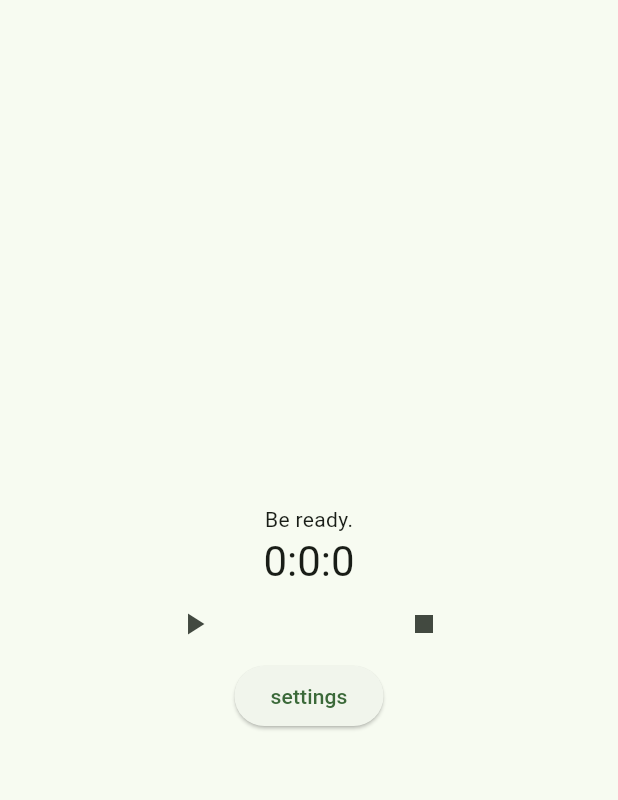
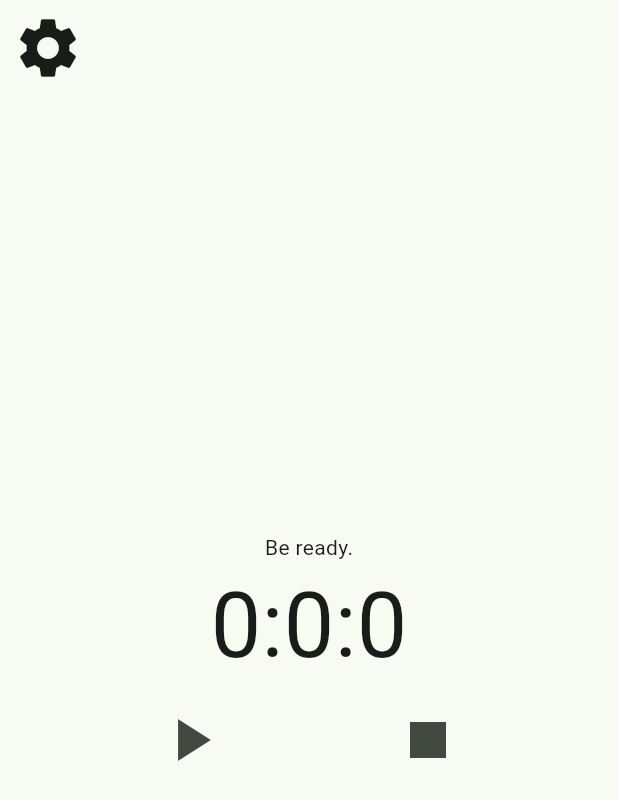
Before and after one commit to bbaransahin/hourglass, a Flutter app: the screen it shows after launch, on a phone screen of 412 x 824 dp. Shown: the top 800 px of the screen. Run offline on Flutter 3.47's test engine with Material 3 defaults, Android fonts, the phone set to English and light mode, and no system bars; our stand-ins replace firebase_core; accounts and stored records are empty.

Commit message:
updated the location and type of settings button

```diff
--- a/hourglass/lib/main.dart
+++ b/hourglass/lib/main.dart
@@ -43,7 +43,7 @@ class _MyHomePageState extends State<MyHomePage> {
   Timer? matimer;
   bool isTicking = false;
   String status = "Be ready.";
-  Icon playButtonIcon = Icon(Icons.play_arrow);
+  Icon playButtonIcon = Icon(Icons.play_arrow, size: 48.0);
 
   void settingsButtonPressed() {
     Navigator.push(context, MaterialPageRoute(builder: (context) => SettingsPage()),);
@@ -75,7 +75,7 @@ class _MyHomePageState extends State<MyHomePage> {
                 _seconds = 0;
             }
             status = "Stay focused!";
-            playButtonIcon = Icon(Icons.pause);
+            playButtonIcon = Icon(Icons.pause, size: 48.0);
         });
         matimer = Timer.periodic(Duration(seconds: 1), (_) => setCountDown());
         isTicking = true;
@@ -87,7 +87,7 @@ class _MyHomePageState extends State<MyHomePage> {
         setState(() => matimer?.cancel());
         isTicking = false;
         status = "Well done!";
-        playButtonIcon = Icon(Icons.play_arrow);
+        playButtonIcon = Icon(Icons.play_arrow, size: 48.0);
     }
   }
 
@@ -114,6 +114,13 @@ class _MyHomePageState extends State<MyHomePage> {
   @override
   Widget build(BuildContext context) {
     return Scaffold(
+      appBar: AppBar(
+        leading:
+            IconButton(
+                icon: Icon(Icons.settings, size:48.0),
+                onPressed: settingsButtonPressed,
+            ),
+      ),
       body: Center(
         child: Column(
           mainAxisAlignment: MainAxisAlignment.center,
@@ -123,7 +130,9 @@ class _MyHomePageState extends State<MyHomePage> {
             ),
             Text(
               '$_hours:$_minutes:$_seconds',
-              style: Theme.of(context).textTheme.headlineMedium,
+              style: TextStyle(
+                fontSize: 60.0,
+              ),
             ),
             Row(
             mainAxisAlignment: MainAxisAlignment.spaceEvenly,
@@ -134,13 +143,9 @@ class _MyHomePageState extends State<MyHomePage> {
                 ),
                 IconButton(
                     onPressed: _resetTimer,
-                    icon: Icon(Icons.stop),
+                    icon: Icon(Icons.stop, size: 48.0),
                 ),
                 ],
-            ),
-            ElevatedButton(
-                onPressed: settingsButtonPressed,
-                child: Text('settings'),
             ),
           ],
         ),
```
